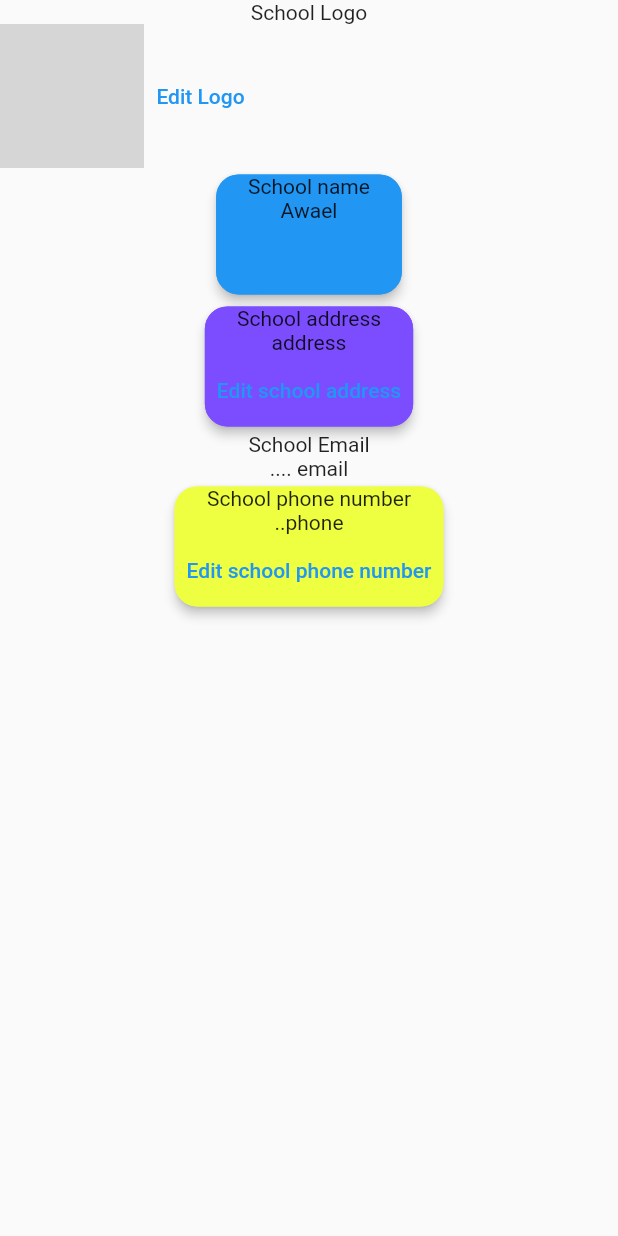
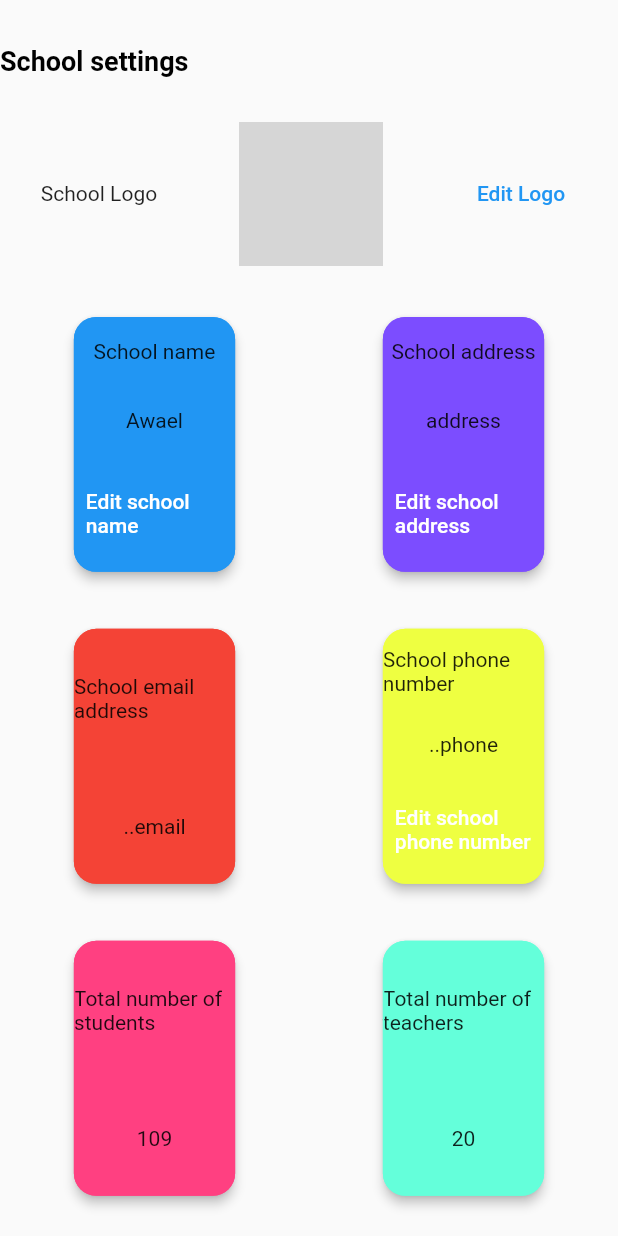
Before and after one commit to Bisher01/SMS_dashboard, a Flutter app: the Settings widget shown alone on an empty page, opened directly, on a phone screen of 412 x 824 dp. Run offline on Flutter 3.47's test engine with Material 2 defaults, Android fonts, the phone set to English and light mode, and no system bars; our stand-ins replace flutter_svg; grey boxes are pictures that could not be loaded.

Commit message:
initial teachers card and students card

```diff
--- a/lib/components/components.dart
+++ b/lib/components/components.dart
@@ -1 +1,3 @@
 export './settings_card.dart';
+export './teacher_show_card.dart';
+export './student_show_card.dart';
--- a/lib/components/settings_card.dart
+++ b/lib/components/settings_card.dart
@@ -4,13 +4,13 @@ class SettingsCard extends StatefulWidget {
   final Color color;
   final String title;
   final String name;
-  final String button;
+  final String? button;
   const SettingsCard(
       {Key? key,
       required this.color,
       required this.title,
       required this.name,
-      required this.button})
+      this.button})
       : super(key: key);
 
   @override
@@ -30,17 +30,22 @@ class _SettingsCardState extends State<SettingsCard> {
         ),
       ),
       child: Column(
+        mainAxisAlignment: MainAxisAlignment.spaceAround,
         children: [
           Text(
             widget.title,
           ),
           Text(widget.name),
-          TextButton(
-            onPressed: () {},
-            child: Text(
-              widget.button,
+          if (widget.button != null)
+            TextButton(
+              onPressed: () {},
+              child: Text(
+                widget.button!,
+                style: const TextStyle(
+                  color: Colors.white,
+                ),
+              ),
             ),
-          ),
         ],
       ),
     );
--- a/lib/screens/settings.dart
+++ b/lib/screens/settings.dart
@@ -13,13 +13,30 @@ class _SettingsState extends State<Settings> {
   @override
   Widget build(BuildContext context) {
     return Container(
-      child: Column(
+      padding: const EdgeInsets.only(
+        top: 30,
+      ),
+      child: ListView(
+        controller: ScrollController(),
         children: <Widget>[
-          Text(
+          const Text(
+            'School settings',
+            style: TextStyle(
+              fontSize: 18,
+              fontWeight: FontWeight.bold,
+              color: Colors.black,
+            ),
+          ),
+          Padding(
+            padding: const EdgeInsets.only(
+              top: 30,
+            ),
+            child: Row(
+              mainAxisAlignment: MainAxisAlignment.spaceAround,
+              children: <Widget>[
+                const Text(
                   'School Logo',
                 ),
-          Row(
-            children: <Widget>[
                 Image.asset(
                   '/back.jpg',
                   fit: BoxFit.scaleDown,
@@ -27,36 +44,99 @@ class _SettingsState extends State<Settings> {
                 ),
                 TextButton(
                   onPressed: () {},
-                child: Text(
+                  child: const Text(
                     'Edit Logo',
                   ),
                 ),
               ],
             ),
-          SettingsCard(
+          ),
+          Padding(
+            padding: const EdgeInsets.only(
+              top: 30,
+            ),
+            child: Row(
+              mainAxisAlignment: MainAxisAlignment.spaceAround,
+              children: [
+                SizedBox(
+                  width: widgetSize.getWidth(120, context),
+                  height: widgetSize.getHeight(200, context),
+                  child: const SettingsCard(
                     color: Colors.blue,
                     title: 'School name',
                     name: 'Awael',
                     button: 'Edit school name',
                   ),
-          SettingsCard(
+                ),
+                SizedBox(
+                  width: widgetSize.getWidth(120, context),
+                  height: widgetSize.getHeight(200, context),
+                  child: const SettingsCard(
                     color: Colors.deepPurpleAccent,
                     title: 'School address',
                     name: 'address',
                     button: 'Edit school address',
                   ),
-
-          Text(
-            'School Email',
                 ),
-          Text(
-            '.... email',
+              ],
             ),
-          SettingsCard(
+          ),
+          Padding(
+            padding: const EdgeInsets.only(
+              top: 30,
+            ),
+            child: Row(
+              mainAxisAlignment: MainAxisAlignment.spaceAround,
+              children: [
+                SizedBox(
+                  width: widgetSize.getWidth(120, context),
+                  height: widgetSize.getHeight(200, context),
+                  child: const SettingsCard(
+                    color: Colors.red,
+                    title: 'School email address',
+                    name: '..email',
+                  ),
+                ),
+                SizedBox(
+                  width: widgetSize.getWidth(120, context),
+                  height: widgetSize.getHeight(200, context),
+                  child: const SettingsCard(
                     color: Colors.limeAccent,
                     title: 'School phone number',
                     name: '..phone',
                     button: 'Edit school phone number',
+                  ),
+                ),
+              ],
+            ),
+          ),
+          Padding(
+            padding: const EdgeInsets.only(
+              top: 30,
+            ),
+            child: Row(
+              mainAxisAlignment: MainAxisAlignment.spaceAround,
+              children: [
+                SizedBox(
+                  width: widgetSize.getWidth(120, context),
+                  height: widgetSize.getHeight(200, context),
+                  child: const SettingsCard(
+                    color: Colors.pinkAccent,
+                    title: 'Total number of students',
+                    name: '109',
+                  ),
+                ),
+                SizedBox(
+                  width: widgetSize.getWidth(120, context),
+                  height: widgetSize.getHeight(200, context),
+                  child: const SettingsCard(
+                    color: Colors.tealAccent,
+                    title: 'Total number of teachers',
+                    name: '20',
+                  ),
+                ),
+              ],
+            ),
           ),
         ],
       ),
```
Also changed, not shown: lib/components/student_show_card.dart (added, +127 -0 lines), lib/components/teacher_show_card.dart (added, +135 -0 lines), lib/screens/students/add.dart (+31 -14 lines), lib/screens/teachers/show.dart (+12 -1 lines). Lines whose indentation alone changed are shown as unchanged.
